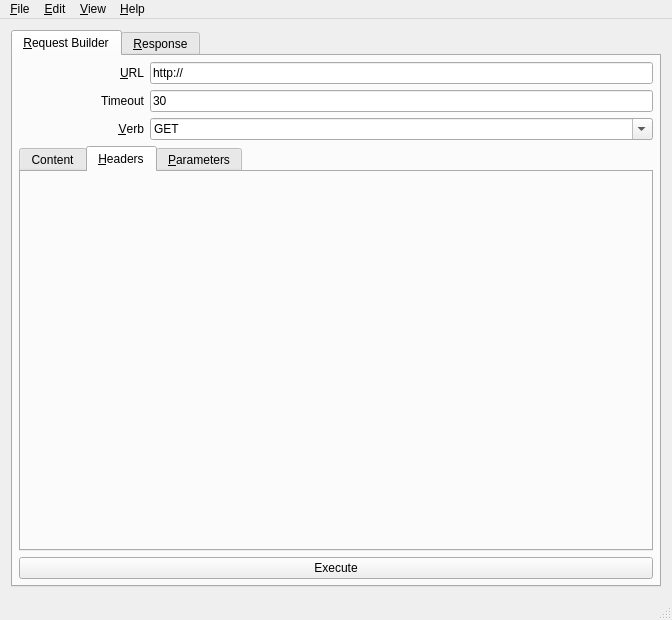
Qt form MainWnd.ui (SneWs/Httper) before a commit.
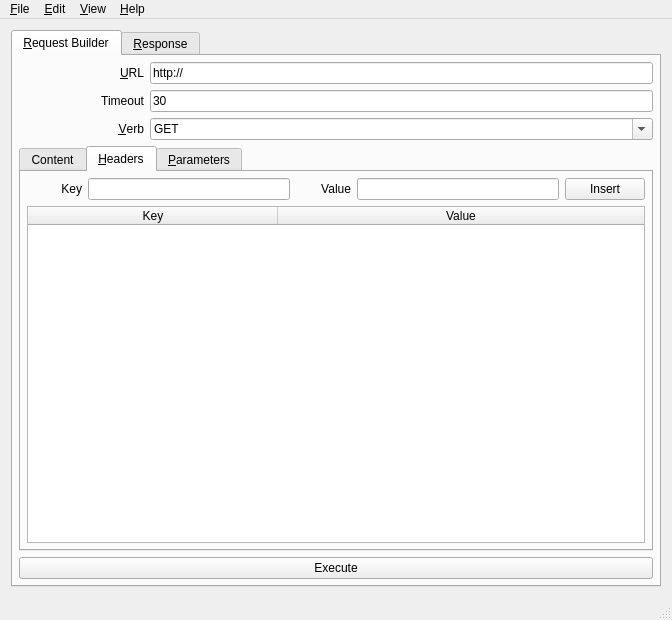
The same form after that commit. The open tabs and pages were chosen to show the change. Icons and pictures are not drawn.

What changed in the file:
```diff
--- a/MainWnd.ui
+++ b/MainWnd.ui
@@ -282,6 +282,161 @@
            <attribute name="title">
             <string>&amp;Headers</string>
            </attribute>
+           <layout class="QVBoxLayout" name="verticalLayout_7">
+            <property name="leftMargin">
+             <number>6</number>
+            </property>
+            <property name="topMargin">
+             <number>6</number>
+            </property>
+            <property name="rightMargin">
+             <number>6</number>
+            </property>
+            <property name="bottomMargin">
+             <number>6</number>
+            </property>
+            <item>
+             <layout class="QHBoxLayout" name="horizontalLayout_10">
+              <item>
+               <layout class="QHBoxLayout" name="horizontalLayout_9">
+                <item>
+                 <widget class="QLabel" name="lblUrl_6">
+                  <property name="minimumSize">
+                   <size>
+                    <width>55</width>
+                    <height>0</height>
+                   </size>
+                  </property>
+                  <property name="text">
+                   <string>Key</string>
+                  </property>
+                  <property name="alignment">
+                   <set>Qt::AlignRight|Qt::AlignTrailing|Qt::AlignVCenter</set>
+                  </property>
+                  <property name="buddy">
+                   <cstring>txtUrl</cstring>
+                  </property>
+                 </widget>
+                </item>
+                <item>
+                 <widget class="QLineEdit" name="txtHeaderKey">
+                  <property name="minimumSize">
+                   <size>
+                    <width>75</width>
+                    <height>0</height>
+                   </size>
+                  </property>
+                  <property name="inputMethodHints">
+                   <set>Qt::ImhUrlCharactersOnly</set>
+                  </property>
+                  <property name="text">
+                   <string/>
+                  </property>
+                  <property name="maxLength">
+                   <number>2048</number>
+                  </property>
+                 </widget>
+                </item>
+                <item>
+                 <widget class="QLabel" name="lblUrl_7">
+                  <property name="minimumSize">
+                   <size>
+                    <width>55</width>
+                    <height>0</height>
+                   </size>
+                  </property>
+                  <property name="text">
+                   <string>Value</string>
+                  </property>
+                  <property name="alignment">
+                   <set>Qt::AlignRight|Qt::AlignTrailing|Qt::AlignVCenter</set>
+                  </property>
+                  <property name="buddy">
+                   <cstring>txtUrl</cstring>
+                  </property>
+                 </widget>
+                </item>
+                <item>
+                 <widget class="QLineEdit" name="txtHeaderValue">
+                  <property name="minimumSize">
+                   <size>
+                    <width>75</width>
+                    <height>0</height>
+                   </size>
+                  </property>
+                  <property name="inputMethodHints">
+                   <set>Qt::ImhUrlCharactersOnly</set>
+                  </property>
+                  <property name="text">
+                   <string/>
+                  </property>
+                  <property name="maxLength">
+                   <number>2048</number>
+                  </property>
+                 </widget>
+                </item>
+               </layout>
+              </item>
+              <item>
+               <widget class="QPushButton" name="btnHeaderAddKeyValue">
+                <property name="text">
+                 <string>Insert</string>
+                </property>
+               </widget>
+              </item>
+             </layout>
+            </item>
+            <item>
+             <widget class="QTableWidget" name="tblHeaders">
+              <property name="alternatingRowColors">
+               <bool>true</bool>
+              </property>
+              <property name="selectionMode">
+               <enum>QAbstractItemView::SingleSelection</enum>
+              </property>
+              <property name="selectionBehavior">
+               <enum>QAbstractItemView::SelectRows</enum>
+              </property>
+              <property name="gridStyle">
+               <enum>Qt::NoPen</enum>
+              </property>
+              <property name="wordWrap">
+               <bool>false</bool>
+              </property>
+              <property name="cornerButtonEnabled">
+               <bool>false</bool>
+              </property>
+              <property name="rowCount">
+               <number>0</number>
+              </property>
+              <property name="columnCount">
+               <number>2</number>
+              </property>
+              <attribute name="horizontalHeaderDefaultSectionSize">
+               <number>250</number>
+              </attribute>
+              <attribute name="horizontalHeaderMinimumSectionSize">
+               <number>175</number>
+              </attribute>
+              <attribute name="horizontalHeaderStretchLastSection">
+               <bool>true</bool>
+              </attribute>
+              <attribute name="verticalHeaderVisible">
+               <bool>false</bool>
+              </attribute>
+              <column>
+               <property name="text">
+                <string>Key</string>
+               </property>
+              </column>
+              <column>
+               <property name="text">
+                <string>Value</string>
+               </property>
+              </column>
+             </widget>
+            </item>
+           </layout>
           </widget>
           <widget class="QWidget" name="tabParameters">
            <attribute name="title">
```
Left out of the diff: 14 changed lines with no effect on the pictures.
